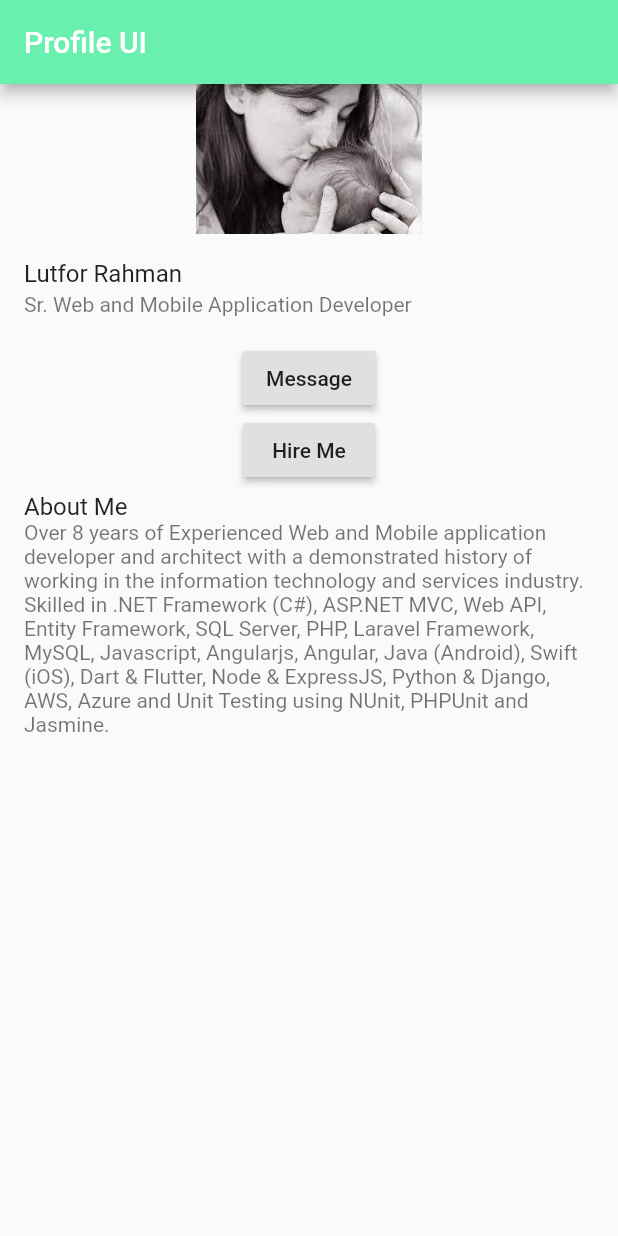
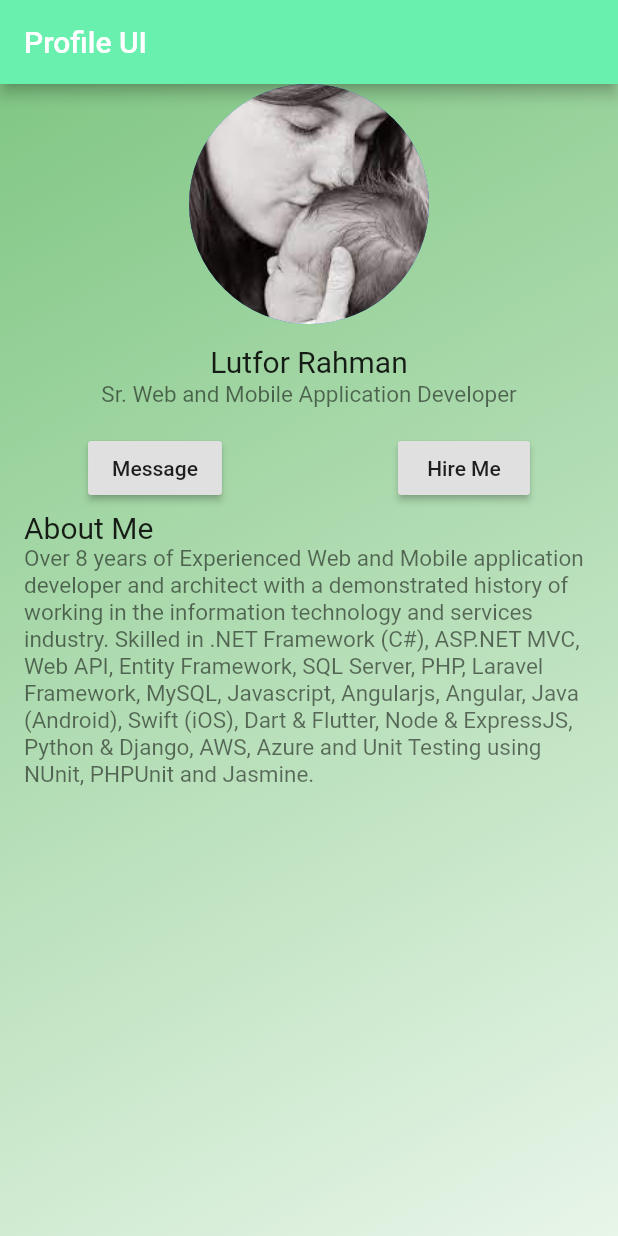
Before and after one commit to uni51/flutter-profile-ui, a Flutter app: the screen it shows after launch, on a phone screen of 412 x 824 dp. Run offline on Flutter 3.47's test engine with Material 2 defaults, Android fonts, the light colour scheme and no system bars.

Commit message:
62. Profile App part 4

```diff
--- a/lib/app.dart
+++ b/lib/app.dart
@@ -9,14 +9,33 @@ class App extends StatelessWidget {
         appBar: AppBar(
           title: Text("Profile UI"),
         ),
-        body: Column(
+        body: Container(
+          decoration: BoxDecoration(
+              gradient: LinearGradient(
+                  begin: Alignment.topLeft,
+                  end: Alignment.bottomRight,
+                  colors: [Colors.green.shade300, Colors.green.shade50])),
+          child: Column(
             children: <Widget>[
-            Image.asset("images/love-of-mother.jpg", width: 200, height: 100),
+              CircleAvatar(
+                radius: 80,
+                backgroundImage: AssetImage("images/love-of-mother.jpg"),
+              ),
               ListTile(
-              title: Text("Lutfor Rahman"),
-              subtitle: Text("Sr. Web and Mobile Application Developer"),
+                title: Center(
+                    child: Text(
+                  "Lutfor Rahman",
+                  style: TextStyle(fontSize: 20),
+                )),
+                subtitle: Center(
+                    child: Text(
+                  "Sr. Web and Mobile Application Developer",
+                  style: TextStyle(fontSize: 15),
+                )),
               ),
-
+              Row(
+                mainAxisAlignment: MainAxisAlignment.spaceAround,
+                children: <Widget>[
                   // ignore: deprecated_member_use
                   RaisedButton(
                     onPressed: () {},
@@ -28,13 +47,16 @@ class App extends StatelessWidget {
                     onPressed: () {},
                     child: Text("Hire Me"),
                   ),
-
+                ],
+              ),
               ListTile(
-              title: Text("About Me"),
+                title: Text("About Me", style: TextStyle(fontSize: 20)),
                 subtitle: Text(
-                  "Over 8 years of Experienced Web and Mobile application developer and architect with a demonstrated history of working in the information technology and services industry. Skilled in .NET Framework (C#), ASP.NET MVC, Web API, Entity Framework, SQL Server, PHP, Laravel Framework, MySQL, Javascript, Angularjs, Angular, Java (Android), Swift (iOS), Dart & Flutter, Node & ExpressJS, Python & Django, AWS, Azure and Unit Testing using NUnit, PHPUnit and Jasmine."),
+                    "Over 8 years of Experienced Web and Mobile application developer and architect with a demonstrated history of working in the information technology and services industry. Skilled in .NET Framework (C#), ASP.NET MVC, Web API, Entity Framework, SQL Server, PHP, Laravel Framework, MySQL, Javascript, Angularjs, Angular, Java (Android), Swift (iOS), Dart & Flutter, Node & ExpressJS, Python & Django, AWS, Azure and Unit Testing using NUnit, PHPUnit and Jasmine.",
+                    style: TextStyle(fontSize: 15)),
               ),
             ],
+          ),
         ),
       ),
     );
```
Lines whose indentation alone changed are shown as unchanged.
